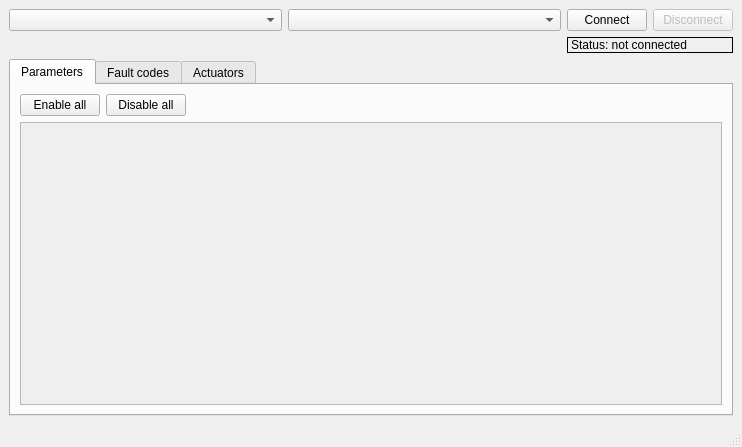
First picture: the form in src/mainwindow.ui, repository colinbourassa/torinoscan, before the edit.
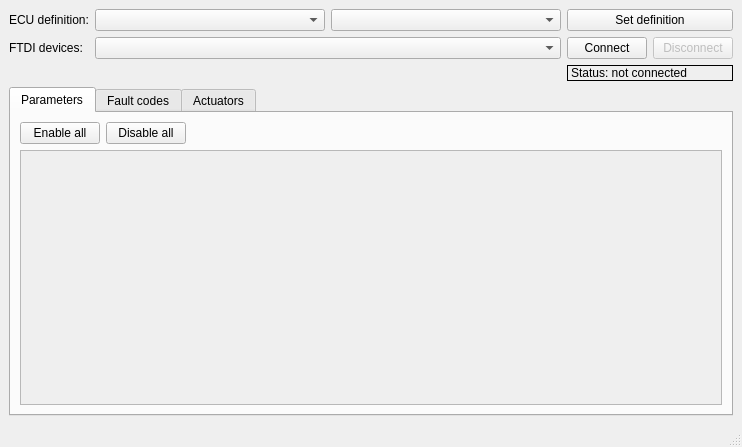
Second picture: the form after the edit. The open tabs and pages were chosen to show the change.

```diff
--- a/src/mainwindow.ui
+++ b/src/mainwindow.ui
@@ -14,31 +14,8 @@
    <string>TorinoScan</string>
   </property>
   <widget class="QWidget" name="centralwidget">
-   <layout class="QGridLayout" name="gridLayout" columnstretch="1,1,0,0">
-    <item row="0" column="1">
-     <widget class="QComboBox" name="ecuComboBox"/>
-    </item>
-    <item row="0" column="3">
-     <widget class="QPushButton" name="disconnectButton">
-      <property name="enabled">
-       <bool>false</bool>
-      </property>
-      <property name="text">
-       <string>Disconnect</string>
-      </property>
-     </widget>
-    </item>
-    <item row="0" column="0">
-     <widget class="QComboBox" name="carComboBox"/>
-    </item>
-    <item row="0" column="2">
-     <widget class="QPushButton" name="connectButton">
-      <property name="text">
-       <string>Connect</string>
-      </property>
-     </widget>
-    </item>
-    <item row="2" column="0" colspan="4">
+   <layout class="QGridLayout" name="gridLayout" columnstretch="0,1,1,0,0">
+    <item row="3" column="0" colspan="5">
      <widget class="QTabWidget" name="tabWidget">
       <property name="currentIndex">
        <number>2</number>
@@ -86,7 +63,7 @@
              <x>0</x>
              <y>0</y>
              <width>700</width>
-             <height>241</height>
+             <height>209</height>
             </rect>
            </property>
            <layout class="QGridLayout" name="parametersGrid"/>
@@ -167,7 +144,47 @@
       </widget>
      </widget>
     </item>
-    <item row="1" column="2" colspan="2">
+    <item row="0" column="0">
+     <widget class="QLabel" name="ecuDefinitionLabel">
+      <property name="text">
+       <string>ECU definition:</string>
+      </property>
+     </widget>
+    </item>
+    <item row="1" column="0">
+     <widget class="QLabel" name="ftdiDevicesLabel">
+      <property name="text">
+       <string>FTDI devices:</string>
+      </property>
+     </widget>
+    </item>
+    <item row="0" column="1">
+     <widget class="QComboBox" name="carComboBox"/>
+    </item>
+    <item row="1" column="1" colspan="2">
+     <widget class="QComboBox" name="ftdiDeviceComboBox"/>
+    </item>
+    <item row="0" column="2">
+     <widget class="QComboBox" name="ecuComboBox"/>
+    </item>
+    <item row="1" column="4">
+     <widget class="QPushButton" name="disconnectButton">
+      <property name="enabled">
+       <bool>false</bool>
+      </property>
+      <property name="text">
+       <string>Disconnect</string>
+      </property>
+     </widget>
+    </item>
+    <item row="1" column="3">
+     <widget class="QPushButton" name="connectButton">
+      <property name="text">
+       <string>Connect</string>
+      </property>
+     </widget>
+    </item>
+    <item row="2" column="3" colspan="2">
      <widget class="QLabel" name="statusLabel">
       <property name="frameShape">
        <enum>QFrame::Box</enum>
@@ -177,6 +194,13 @@
       </property>
      </widget>
     </item>
+    <item row="0" column="3" colspan="2">
+     <widget class="QPushButton" name="pushButton">
+      <property name="text">
+       <string>Set definition</string>
+      </property>
+     </widget>
+    </item>
    </layout>
   </widget>
   <widget class="QMenuBar" name="menubar">
```
Left out of the diff: 6 changed lines with no effect on the pictures.
